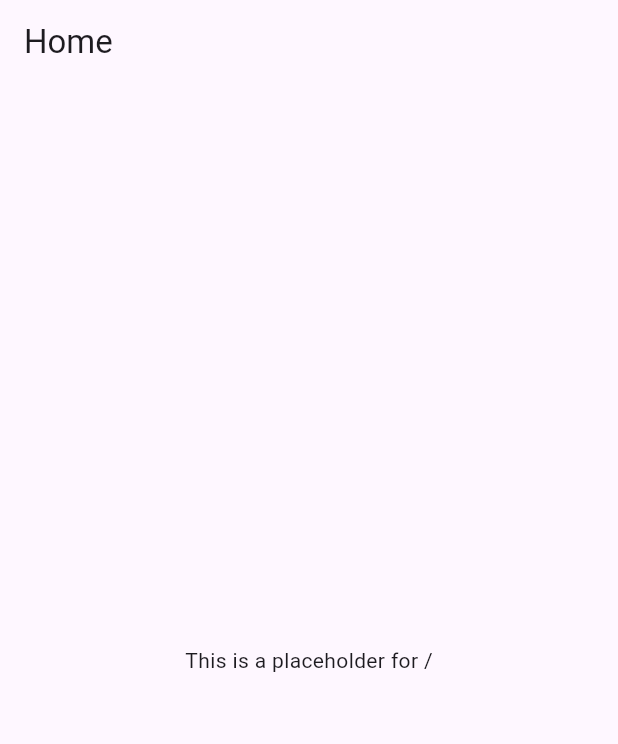
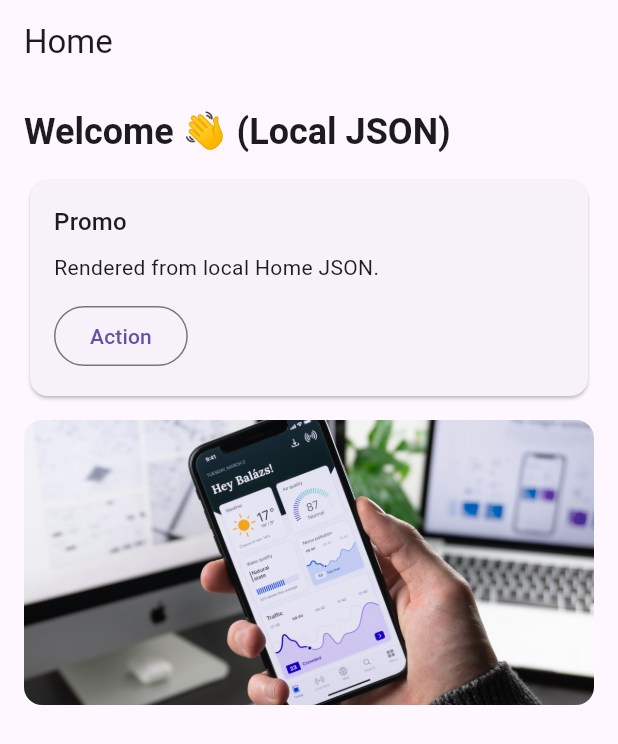
Before and after one commit to TORU0239/server_driven_ui_example, a Flutter app: the screen it shows after launch, on a phone screen of 412 x 824 dp. Shown: the top 744 px of the screen. Run offline on Flutter 3.47's test engine with Material 3 defaults, Android fonts, the phone set to English and light mode, and no system bars.

Commit message:
feat: modified the project structure and add all the files

```diff
--- a/lib/app.dart
+++ b/lib/app.dart
@@ -1,13 +1,17 @@
+// Application root that wires routing to Server-Driven UI page screens.
+// Convention over configuration: route string -> local JSON path is resolved at runtime.
+
 import 'package:flutter/material.dart';
-import 'sdui_page_screen.dart';
+import 'server_driven_ui/screen/server_driven_ui_page_screen.dart';
 
-class ServerDrivenUIApp extends StatelessWidget {
-  const ServerDrivenUIApp({super.key});
+/// App root for the Server-Driven UI sample (local assets only).
+class ServerDrivenUIApplication extends StatelessWidget {
+  const ServerDrivenUIApplication({super.key});
 
   @override
   Widget build(BuildContext context) {
     return MaterialApp(
-      title: 'SDUI Playground (Local Only)',
+      title: 'Server-Driven UI (Local Only)',
       debugShowCheckedModeBanner: false,
       onGenerateRoute: (settings) {
         final routeName = settings.name ?? '/';
@@ -15,6 +19,7 @@ class ServerDrivenUIApp extends StatelessWidget {
           settings: settings,
           builder: (_) => ServerDrivenUIPageScreen(
             routeName: routeName,
+            // Fallback title when the JSON doesn't provide one
             pageTitleFallback: routeName == '/'
                 ? 'Home'
                 : routeName.replaceFirst('/', '').toUpperCase(),
--- a/lib/main.dart
+++ b/lib/main.dart
@@ -2,5 +2,5 @@ import 'package:flutter/material.dart';
 import 'app.dart';
 
 void main() {
-  runApp(const ServerDrivenUIApp());
+  runApp(const ServerDrivenUIApplication());
 }
--- a/lib/sdui_page_screen.dart
+++ /dev/null
@@ -1,32 +0,0 @@
-import 'package:flutter/material.dart';
-
-class ServerDrivenUIPageScreen extends StatefulWidget {
-  const ServerDrivenUIPageScreen({
-    super.key,
-    required this.routeName,
-    required this.pageTitleFallback,
-  });
-
-  final String routeName;
-  final String pageTitleFallback;
-
-  @override
-  State<StatefulWidget> createState() => _ServerDrivenUIPageScreenState();
-}
-
-class _ServerDrivenUIPageScreenState extends State<ServerDrivenUIPageScreen> {
-  @override
-  void initState() {
-    super.initState();
-  }
-
-  @override
-  Widget build(BuildContext context) {
-    return Scaffold(
-      appBar: AppBar(title: Text(widget.pageTitleFallback)),
-      body: Center(
-        child: Text('This is a placeholder for ${widget.routeName}'),
-      ),
-    );
-  }
-}
--- /dev/null
+++ b/lib/server_driven_ui/actions/server_driven_ui_action_handler.dart
@@ -0,0 +1,68 @@
+// Centralized action executor to keep widgets stateless and free of side-effects.
+
+import 'package:flutter/material.dart';
+import 'package:url_launcher/url_launcher.dart';
+import 'server_driven_ui_actions.dart';
+
+/// Executes [ServerDrivenUIAction]s. Widgets delegate to this to avoid side-effects in build().
+class ServerDrivenUIActionHandler {
+  const ServerDrivenUIActionHandler._();
+
+  /// Handles all supported action types: navigate/openUrl/toast/track.
+  static Future<void> handle(
+    BuildContext context,
+    ServerDrivenUIAction action,
+  ) async {
+    if (action is NavigateAction) {
+      final route = action.route.trim();
+
+      // Special "back" keyword to pop the current screen.
+      if (route == 'back') {
+        if (Navigator.of(context).canPop()) {
+          Navigator.of(context).pop();
+        }
+        return;
+      }
+
+      // If the string looks like a full URL, open it externally.
+      if (_looksLikeUrl(route)) {
+        await launchUrl(Uri.parse(route), mode: LaunchMode.externalApplication);
+        return;
+      }
+
+      // Otherwise, treat as an in-app route name.
+      Navigator.of(context).pushNamed(route);
+      return;
+    }
+
+    if (action is OpenUrlAction) {
+      if (action.url.isNotEmpty) {
+        await launchUrl(
+          Uri.parse(action.url),
+          mode: LaunchMode.externalApplication,
+        );
+      }
+      return;
+    }
+
+    if (action is ToastAction) {
+      if (context.mounted) {
+        ScaffoldMessenger.of(
+          context,
+        ).showSnackBar(SnackBar(content: Text(action.message)));
+      }
+      return;
+    }
+
+    if (action is TrackAction) {
+      // Hook actual analytics SDK here in real apps.
+      // ignore: avoid_print
+      print('track: ${action.event} ${action.props ?? {}}');
+      return;
+    }
+  }
+
+  /// Heuristic to decide if a string is an absolute URL.
+  static bool _looksLikeUrl(String s) =>
+      s.startsWith('http://') || s.startsWith('https://');
+}
--- /dev/null
+++ b/lib/server_driven_ui/actions/server_driven_ui_actions.dart
@@ -0,0 +1,53 @@
+// Action model variants parsed from JSON to drive side-effects like navigation,
+// external URL opening, toasts, or analytics tracking.
+
+/// Base type for all actions. Concrete variants are parsed from JSON.
+abstract class ServerDrivenUIAction {
+  const ServerDrivenUIAction();
+
+  /// Parses a JSON object into a typed [ServerDrivenUIAction] or returns null if unknown.
+  static ServerDrivenUIAction? tryParse(dynamic value) {
+    if (value is! Map<String, dynamic>) return null;
+    final type = (value['type'] as String?)?.toLowerCase();
+    switch (type) {
+      case 'navigate':
+        return NavigateAction(route: value['route'] as String? ?? '/');
+      case 'open_url':
+        return OpenUrlAction(url: value['url'] as String? ?? '');
+      case 'toast':
+        return ToastAction(message: value['message'] as String? ?? '');
+      case 'track':
+        return TrackAction(
+          event: value['event'] as String? ?? 'event',
+          props: value['props'] as Map<String, dynamic>?,
+        );
+      default:
+        return null;
+    }
+  }
+}
+
+/// Navigates to another in-app route or opens an external URL if the route is a full URL.
+class NavigateAction extends ServerDrivenUIAction {
+  final String route;
+  const NavigateAction({required this.route});
+}
+
+/// Opens an external URL using the platform browser.
+class OpenUrlAction extends ServerDrivenUIAction {
+  final String url;
+  const OpenUrlAction({required this.url});
+}
+
+/// Shows a short-lived toast (Snackbar).
+class ToastAction extends ServerDrivenUIAction {
+  final String message;
+  const ToastAction({required this.message});
+}
+
+/// Emits an analytics tracking event with optional properties.
+class TrackAction extends ServerDrivenUIAction {
+  final String event;
+  final Map<String, dynamic>? props;
+  const TrackAction({required this.event, this.props});
+}
--- /dev/null
+++ b/lib/server_driven_ui/data/server_driven_ui_fallback_json.dart
@@ -0,0 +1,33 @@
+// Embedded fallback JSON for offline/demo usage or when route/asset is missing.
+
+class ServerDrivenUIFallbackJson {
+  /// Default Home page shown when assets are missing or route is unknown.
+  static const String home = '''
+  {
+    "version": 1,
+    "title": "Home",
+    "components": [
+      { "type": "header", "text": "Welcome 👋 (Fallback JSON)" },
+      {
+        "type": "card",
+        "title": "Promo",
+        "body": "This is a fallback page bundled in the app.",
+        "actions": [{ "type": "navigate", "route": "/detail" }]
+      }
+    ]
+  }
+  ''';
+
+  /// Not-found page as an optional intermediate fallback.
+  static const String notFound = '''
+  {
+    "version": 1,
+    "title": "Not Found",
+    "components": [
+      { "type": "header", "text": "Page not found" },
+      { "type": "text", "text": "No local JSON matched this route. Showing fallback." },
+      { "type": "button", "text": "Go Home", "action": { "type": "navigate", "route": "/" } }
+    ]
+  }
+  ''';
+}
--- /dev/null
+++ b/lib/server_driven_ui/data/server_driven_ui_page_repository.dart
@@ -0,0 +1,39 @@
+// Repository to load page JSON (local assets only, per-screen).
+// Each screen "pretends" to call an API by loading its own JSON when navigated to.
+
+import 'dart:convert';
+import 'package:flutter/services.dart';
+import '../models/server_driven_ui_page.dart';
+import '../util/route_asset_resolver.dart';
+import 'server_driven_ui_fallback_json.dart';
+
+/// Loads [ServerDrivenUIPage] from local asset JSON based on a route string.
+class ServerDrivenUIPageRepository {
+  /// Loads JSON for the given [route] by trying several candidate asset paths.
+  /// Falls back to a NotFound page, then to Home if nothing matches.
+  Future<ServerDrivenUIPage> loadFromRoute(String route) async {
+    final candidates = resolveAssetCandidates(route);
+
+    for (final assetPath in candidates) {
+      try {
+        final jsonStr = await rootBundle.loadString(assetPath);
+        final map = jsonDecode(jsonStr) as Map<String, dynamic>;
+        return ServerDrivenUIPage.fromJson(map);
+      } catch (_) {
+        // Continue to next candidate.
+      }
+    }
+
+    // Fallback chain: NotFound -> Home
+    try {
+      final notFound =
+          jsonDecode(ServerDrivenUIFallbackJson.notFound)
+              as Map<String, dynamic>;
+      return ServerDrivenUIPage.fromJson(notFound);
+    } catch (_) {
+      return ServerDrivenUIPage.fromJson(
+        jsonDecode(ServerDrivenUIFallbackJson.home) as Map<String, dynamic>,
+      );
+    }
+  }
+}
--- /dev/null
+++ b/lib/server_driven_ui/models/server_driven_ui_component.dart
@@ -0,0 +1,88 @@
+// Component union (sealed-like) with a factory parser by "type".
+// Each concrete component only holds data; rendering is handled separately.
+
+import 'package:flutter/material.dart';
+import '../actions/server_driven_ui_actions.dart';
+import '../util/boxfit_parser.dart';
+
+/// Base class for all server-driven components.
+/// Concrete subtypes represent specific UI elements like text, image, button, etc.
+abstract class ServerDrivenUIComponent {
+  const ServerDrivenUIComponent();
+
+  /// Parses a component from its JSON representation using the "type" discriminator.
+  factory ServerDrivenUIComponent.fromJson(Map<String, dynamic> json) {
+    switch ((json['type'] as String?)?.toLowerCase()) {
+      case 'header':
+        return HeaderComponent(text: json['text'] as String? ?? '');
+      case 'text':
+        return TextComponent(text: json['text'] as String? ?? '');
+      case 'image':
+        return ImageComponent(
+          url: json['url'] as String? ?? '',
+          fit: parseBoxFit(json['fit'] as String?),
+        );
+      case 'button':
+        return ButtonComponent(
+          text: json['text'] as String? ?? 'Button',
+          action: ServerDrivenUIAction.tryParse(json['action']),
+        );
+      case 'card':
+        final acts = (json['actions'] as List<dynamic>? ?? [])
+            .map((e) => ServerDrivenUIAction.tryParse(e))
+            .whereType<ServerDrivenUIAction>()
+            .toList();
+        return CardComponent(
+          title: json['title'] as String? ?? '',
+          body: json['body'] as String? ?? '',
+          actions: acts,
+        );
+      default:
+        return UnknownComponent(raw: json);
+    }
+  }
+}
+
+/// Big bold header text.
+class HeaderComponent extends ServerDrivenUIComponent {
+  final String text;
+  const HeaderComponent({required this.text});
+}
+
+/// Body text paragraph.
+class TextComponent extends ServerDrivenUIComponent {
+  final String text;
+  const TextComponent({required this.text});
+}
+
+/// Image with configurable BoxFit. Supports "asset://" scheme in renderer.
+class ImageComponent extends ServerDrivenUIComponent {
+  final String url;
+  final BoxFit fit;
+  const ImageComponent({required this.url, this.fit = BoxFit.cover});
+}
+
+/// Button with an optional action attached.
+class ButtonComponent extends ServerDrivenUIComponent {
+  final String text;
+  final ServerDrivenUIAction? action;
+  const ButtonComponent({required this.text, this.action});
+}
+
+/// Card layout with title, body, and optional action buttons.
+class CardComponent extends ServerDrivenUIComponent {
+  final String title;
+  final String body;
+  final List<ServerDrivenUIAction> actions;
+  const CardComponent({
+    required this.title,
+    required this.body,
+    required this.actions,
+  });
+}
+
+/// Unknown component used as a safety net for forward-compatible JSON.
+class UnknownComponent extends ServerDrivenUIComponent {
+  final Map<String, dynamic> raw;
+  const UnknownComponent({required this.raw});
+}
--- /dev/null
+++ b/lib/server_driven_ui/models/server_driven_ui_page.dart
@@ -0,0 +1,30 @@
+// Page model that aggregates components parsed from JSON.
+
+import 'server_driven_ui_component.dart';
+
+/// Represents a server-driven page loaded from JSON.
+/// Holds a list of typed components to be rendered by the renderer.
+class ServerDrivenUIPage {
+  /// Optional schema version for compatibility checks.
+  final int? version;
+
+  /// Page title to be displayed in the AppBar.
+  final String? title;
+
+  /// Ordered list of components that form the page's body.
+  final List<ServerDrivenUIComponent> components;
+
+  ServerDrivenUIPage({this.version, this.title, required this.components});
+
+  /// Creates a [ServerDrivenUIPage] from a decoded JSON map.
+  factory ServerDrivenUIPage.fromJson(Map<String, dynamic> json) {
+    final comps = (json['components'] as List<dynamic>? ?? [])
+        .map((e) => ServerDrivenUIComponent.fromJson(e as Map<String, dynamic>))
+        .toList();
+    return ServerDrivenUIPage(
+      version: json['version'] as int?,
+      title: json['title'] as String?,
+      components: comps,
+    );
+  }
+}
--- /dev/null
+++ b/lib/server_driven_ui/renderer/server_driven_ui_component_renderer.dart
@@ -0,0 +1,92 @@
+// Maps a typed ServerDrivenUIComponent to actual Flutter widgets.
+// Pure rendering only; side-effects are delegated to the action handler.
+
+import 'package:flutter/material.dart';
+import '../actions/server_driven_ui_action_handler.dart';
+import '../models/server_driven_ui_component.dart';
+
+/// Stateless renderer that turns components into widgets.
+class ServerDrivenUIComponentRenderer extends StatelessWidget {
+  const ServerDrivenUIComponentRenderer({super.key, required this.component});
+
+  /// The component to render.
+  final ServerDrivenUIComponent component;
+
+  @override
+  Widget build(BuildContext context) {
+    switch (component) {
+      case HeaderComponent c:
+        return Text(
+          c.text,
+          style: Theme.of(
+            context,
+          ).textTheme.headlineSmall?.copyWith(fontWeight: FontWeight.bold),
+        );
+
+      case TextComponent c:
+        return Text(c.text, style: Theme.of(context).textTheme.bodyLarge);
+
+      case ImageComponent c:
+        return ClipRRect(
+          borderRadius: BorderRadius.circular(12),
+          child: AspectRatio(aspectRatio: 2, child: _buildImage(c)),
+        );
+
+      case ButtonComponent c:
+        return SizedBox(
+          width: double.infinity,
+          child: FilledButton(
+            onPressed: c.action == null
+                ? null
+                : () => ServerDrivenUIActionHandler.handle(context, c.action!),
+            child: Text(c.text),
+          ),
+        );
+
+      case CardComponent c:
+        return Card(
+          elevation: 1,
+          child: Padding(
+            padding: const EdgeInsets.all(16),
+            child: Column(
+              crossAxisAlignment: CrossAxisAlignment.start,
+              children: [
+                Text(c.title, style: Theme.of(context).textTheme.titleMedium),
+                const SizedBox(height: 8),
+                Text(c.body),
+                if (c.actions.isNotEmpty) ...[
+                  const SizedBox(height: 12),
+                  Wrap(
+                    spacing: 8,
+                    children: c.actions
+                        .map(
+                          (a) => OutlinedButton(
+                            onPressed: () =>
+                                ServerDrivenUIActionHandler.handle(context, a),
+                            child: const Text('Action'),
+                          ),
+                        )
+                        .toList(),
+                  ),
+                ],
+              ],
+            ),
+          ),
+        );
+
+      case UnknownComponent _:
+        return const SizedBox.shrink();
+    }
+    // Default return to satisfy non-nullable Widget return type
+    return const SizedBox.shrink();
+  }
+
+  /// Supports local asset images via "asset://" scheme; falls back to network.
+  Widget _buildImage(ImageComponent c) {
+    if (c.url.startsWith('asset://')) {
+      final assetPath = 'assets/${c.url.substring('asset://'.length)}';
+      return Image.asset(assetPath, fit: c.fit);
+    }
+    return Image.network(c.url, fit: c.fit);
+  }
+}
--- /dev/null
+++ b/lib/server_driven_ui/screen/server_driven_ui_page_screen.dart
@@ -0,0 +1,77 @@
+// A screen that loads its page JSON (local) when navigated to and renders components.
+
+import 'package:flutter/material.dart';
+import '../data/server_driven_ui_page_repository.dart';
+import '../models/server_driven_ui_page.dart';
+import '../renderer/server_driven_ui_component_renderer.dart';
+
+/// One screen = one page JSON. Simulates "API call per screen" using local assets.
+class ServerDrivenUIPageScreen extends StatefulWidget {
+  const ServerDrivenUIPageScreen({
+    super.key,
+    required this.routeName,
+    required this.pageTitleFallback,
+  });
+
+  /// The route string (e.g., "/", "/detail") used to resolve which JSON to load.
+  final String routeName;
+
+  /// Title used when the loaded JSON doesn't provide one.
+  final String pageTitleFallback;
+
+  @override
+  State<ServerDrivenUIPageScreen> createState() =>
+      _ServerDrivenUIPageScreenState();
+}
+
+class _ServerDrivenUIPageScreenState extends State<ServerDrivenUIPageScreen> {
+  final _repo = ServerDrivenUIPageRepository();
+  late Future<ServerDrivenUIPage> _future;
+
+  @override
+  void initState() {
+    super.initState();
+    // Each navigation triggers a fresh JSON load for that route.
+    _future = _repo.loadFromRoute(widget.routeName);
+  }
+
+  @override
+  Widget build(BuildContext context) {
+    return FutureBuilder<ServerDrivenUIPage>(
+      future: _future,
+      builder: (context, snap) {
+        final theme = Theme.of(context);
+        if (snap.connectionState != ConnectionState.done) {
+          return Scaffold(
+            appBar: AppBar(title: Text(widget.pageTitleFallback)),
+            body: const Center(child: CircularProgressIndicator()),
+          );
+        }
+
+        if (snap.hasError || !snap.hasData) {
+          return Scaffold(
+            appBar: AppBar(title: Text(widget.pageTitleFallback)),
+            body: Center(
+              child: Text(
+                'Failed to load page',
+                style: theme.textTheme.bodyLarge,
+              ),
+            ),
+          );
+        }
+
+        final page = snap.data!;
+        return Scaffold(
+          appBar: AppBar(title: Text(page.title ?? widget.pageTitleFallback)),
+          body: ListView.separated(
+            padding: const EdgeInsets.all(16),
+            itemCount: page.components.length,
+            separatorBuilder: (_, __) => const SizedBox(height: 12),
+            itemBuilder: (_, i) =>
+                ServerDrivenUIComponentRenderer(component: page.components[i]),
+          ),
+        );
+      },
+    );
+  }
+}
--- /dev/null
+++ b/lib/server_driven_ui/util/boxfit_parser.dart
@@ -0,0 +1,22 @@
+// Helper to parse string values (from JSON) into BoxFit enum.
+
+import 'package:flutter/material.dart';
+
+/// Parses a string (e.g., "cover", "contain") to a [BoxFit] value.
+/// Unknown input defaults to [BoxFit.cover].
+BoxFit parseBoxFit(String? v) {
+  switch ((v ?? '').toLowerCase()) {
+    case 'contain':
+      return BoxFit.contain;
+    case 'cover':
+      return BoxFit.cover;
+    case 'fill':
+      return BoxFit.fill;
+    case 'fitwidth':
+      return BoxFit.fitWidth;
+    case 'fitheight':
+      return BoxFit.fitHeight;
+    default:
+      return BoxFit.cover;
+  }
+}
--- /dev/null
+++ b/lib/server_driven_ui/util/route_asset_resolver.dart
@@ -0,0 +1,41 @@
+// Resolves a route string to possible local asset JSON paths in priority order.
+// 1) Mirrored: /detail           -> assets/json/detail.json
+//               /products/42     -> assets/json/products/42.json
+// 2) Flat:     /products/42      -> assets/json/products_42.json
+// 3) Root:     '/'               -> assets/json/home.json
+//
+// This lets you add new screens by simply placing JSON files under assets/json/
+// without changing code.
+
+List<String> resolveAssetCandidates(String route) {
+  // Strip query/hash and normalize.
+  var r = route.split('?').first.split('#').first.trim();
+  if (r.isEmpty) r = '/';
+  if (r == '/') return const ['assets/json/home.json'];
+
+  // Remove leading slash for relative path building.
+  final path = r.startsWith('/') ? r.substring(1) : r;
+
+  // Sanitize each segment to a safe file name.
+  final segments = path.split('/').map((s) {
+    final lower = s.toLowerCase();
+    final buf = StringBuffer();
+    for (final ch in lower.runes) {
+      final c = String.fromCharCode(ch);
+      final code = c.codeUnitAt(0);
+      final ok =
+          (code >= 97 && code <= 122) || // a-z
+          (code >= 48 && code <= 57) || // 0-9
+          c == '-' ||
+          c == '_';
+      buf.write(ok ? c : '_');
+    }
+    return buf.toString();
+  }).toList();
+
+  final mirrored = 'assets/json/${segments.join('/')}.json';
+  final flat = 'assets/json/${segments.join('_')}.json';
+
+  // Return candidates in order, removing duplicates.
+  return {mirrored, flat}.toList();
+}
--- a/pubspec.yaml
+++ b/pubspec.yaml
@@ -64,6 +64,11 @@ flutter:
   #   - images/a_dot_burr.jpeg
   #   - images/a_dot_ham.jpeg
 
+  assets:
+    - assets/json/
+    - assets/images/
+
+
   # An image asset can refer to one or more resolution-specific "variants", see
   # https://flutter.dev/to/resolution-aware-images
 
```
Also changed, not shown: assets/json/detail.json (added, +22 -0 lines), assets/json/home.json (added, +26 -0 lines), assets/images/banner.jpg (added), 1 other file.
